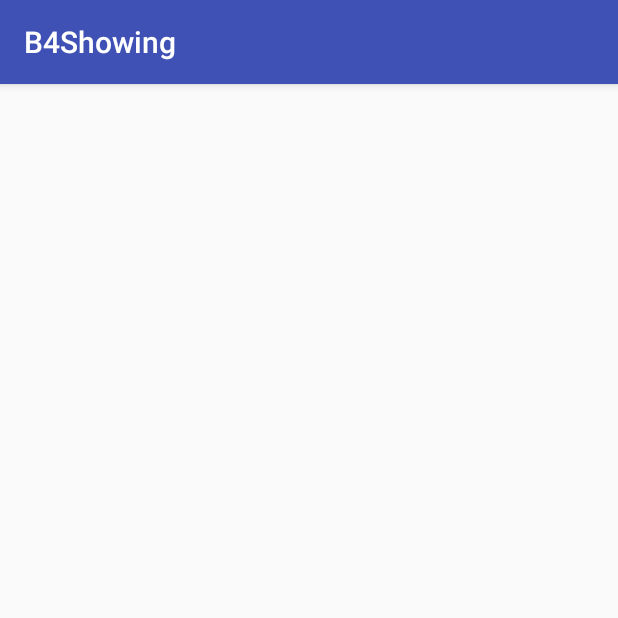
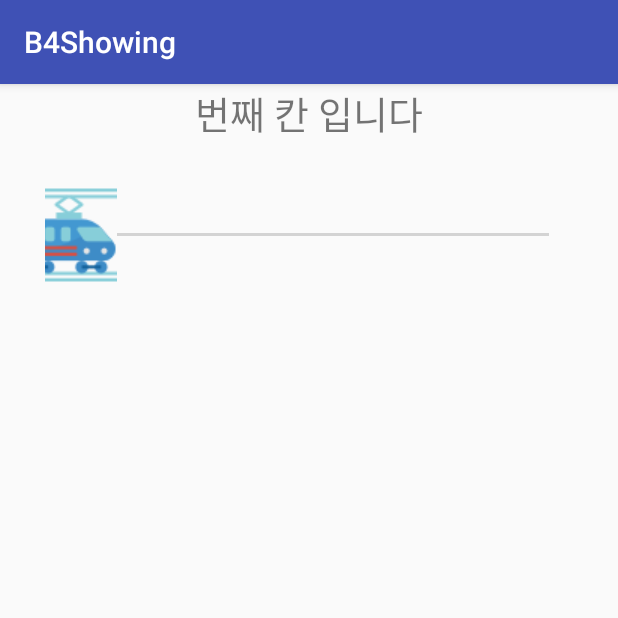
Before and after one commit to kwonhyeona/little-trio, an Android app: the SeatInfoActivity screen opened directly, with no data from a screen before it, on a phone screen of 412 x 824 dp, the top half of it. Run offline under Robolectric (Android 15) with nearby library versions, the phone set to English and light mode, and no system bars; our stand-ins replace ButterKnife.

Commit message:
안드로이드 좌석 확인 액티비티 추가 및 시크바 추가

```diff
--- a/FRONTEND/B4Showing/app/src/main/java/kr/or/hanium/probono/little_trio/b4showing/SeatInfoActivity.java
+++ b/FRONTEND/B4Showing/app/src/main/java/kr/or/hanium/probono/little_trio/b4showing/SeatInfoActivity.java
@@ -2,12 +2,39 @@ package kr.or.hanium.probono.little_trio.b4showing;
 
 import android.support.v7.app.AppCompatActivity;
 import android.os.Bundle;
+import android.widget.SeekBar;
+import android.widget.TextView;
+
+import butterknife.BindView;
+import butterknife.ButterKnife;
 
 public class SeatInfoActivity extends AppCompatActivity {
+
+    @BindView(R.id.seatinfo_seekBar_room_number)
+    SeekBar seekBarRoomNum;
+    @BindView(R.id.seatinfo_textview_number)
+    TextView textViewNumber;
 
     @Override
     protected void onCreate(Bundle savedInstanceState) {
         super.onCreate(savedInstanceState);
         setContentView(R.layout.activity_seat_info);
+        ButterKnife.bind(this);
+        seekBarRoomNum.setOnSeekBarChangeListener(new SeekBar.OnSeekBarChangeListener() {
+            public void onStopTrackingTouch(SeekBar seekBar) {
+                //   tv.setText("onStop TrackingTouch");
+            }
+
+            public void onStartTrackingTouch(SeekBar seekBar) {
+                //  tv.setText("onStart TrackingTouch");
+            }
+
+            public void onProgressChanged(SeekBar seekBar, int progress,
+                                          boolean fromUser) {
+                textViewNumber.setText(String.valueOf(progress));
+            }
+        });
+
+
     }
 }
--- a/FRONTEND/B4Showing/app/src/main/res/layout/activity_seat_info.xml
+++ b/FRONTEND/B4Showing/app/src/main/res/layout/activity_seat_info.xml
@@ -1,9 +1,46 @@
 <?xml version="1.0" encoding="utf-8"?>
-<android.support.constraint.ConstraintLayout xmlns:android="http://schemas.android.com/apk/res/android"
+<LinearLayout xmlns:android="http://schemas.android.com/apk/res/android"
     xmlns:app="http://schemas.android.com/apk/res-auto"
     xmlns:tools="http://schemas.android.com/tools"
     android:layout_width="match_parent"
     android:layout_height="match_parent"
+    android:orientation="vertical"
     tools:context="kr.or.hanium.probono.little_trio.b4showing.SeatInfoActivity">
 
-</android.support.constraint.ConstraintLayout>
+    <LinearLayout
+        android:layout_width="match_parent"
+        android:layout_height="wrap_content"
+        android:gravity="center">
+
+        <TextView
+            android:id="@+id/seatinfo_textview_number"
+            android:layout_width="wrap_content"
+            android:layout_height="wrap_content"
+            android:text=""
+            android:textSize="25dp" />
+
+
+        <TextView
+            android:layout_width="wrap_content"
+            android:layout_height="wrap_content"
+            android:text="번째 칸 입니다"
+            android:textSize="25dp" />
+    </LinearLayout>
+
+    <LinearLayout
+        android:layout_width="match_parent"
+        android:layout_height="wrap_content">
+
+        <SeekBar
+            android:id="@+id/seatinfo_seekBar_room_number"
+            android:layout_width="match_parent"
+            android:layout_height="wrap_content"
+            android:layout_margin="30dp"
+            android:max="10"
+            android:min="1"
+            android:progress="1"
+            android:thumb="@drawable/train" />
+
+    </LinearLayout>
+
+</LinearLayout>
```
Also changed, not shown: FRONTEND/B4Showing/app/src/main/res/drawable/train.png (added).
